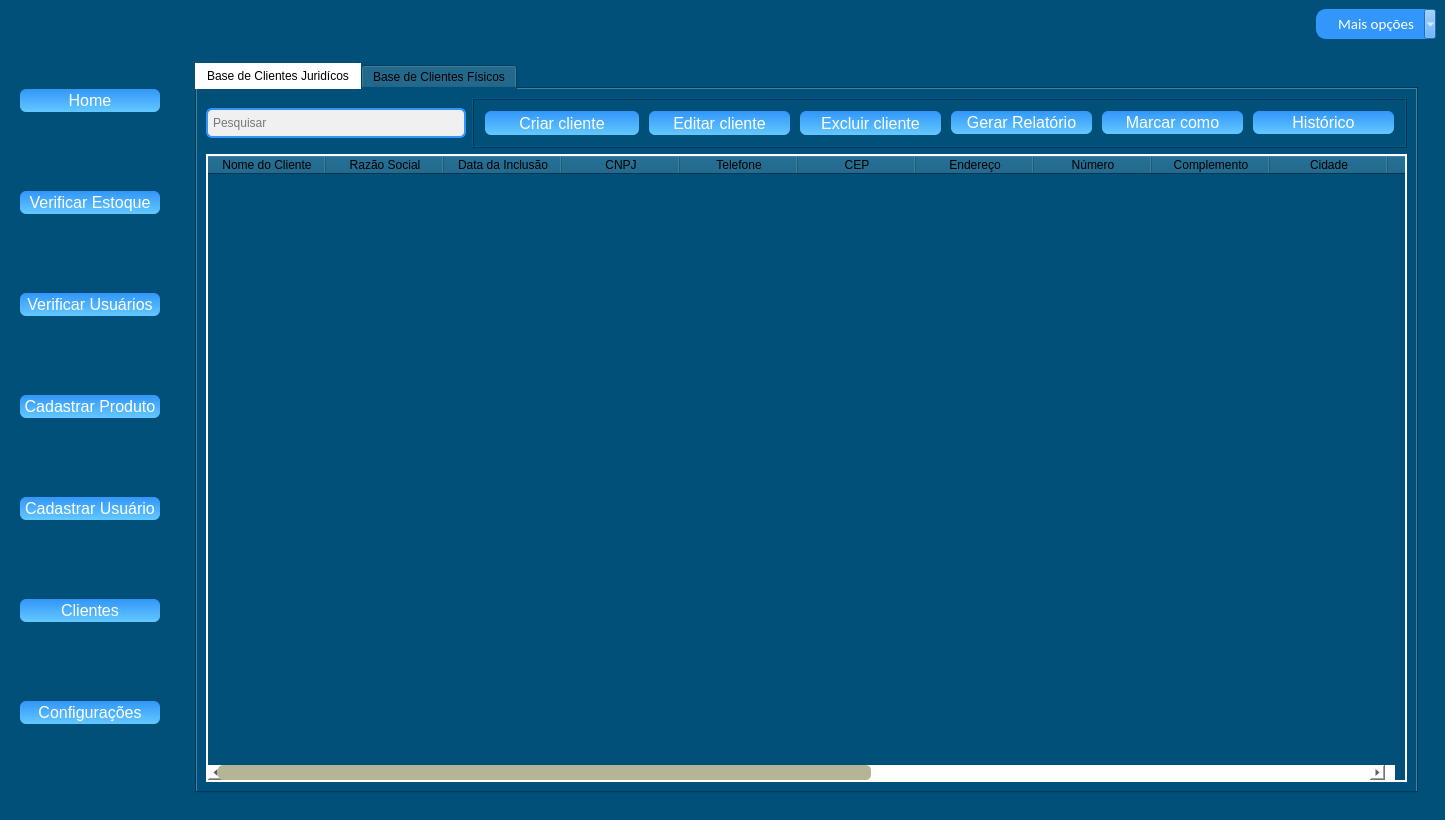
Qt form novamaine.ui (KevenLucas025/ProjetoERP) before a commit.
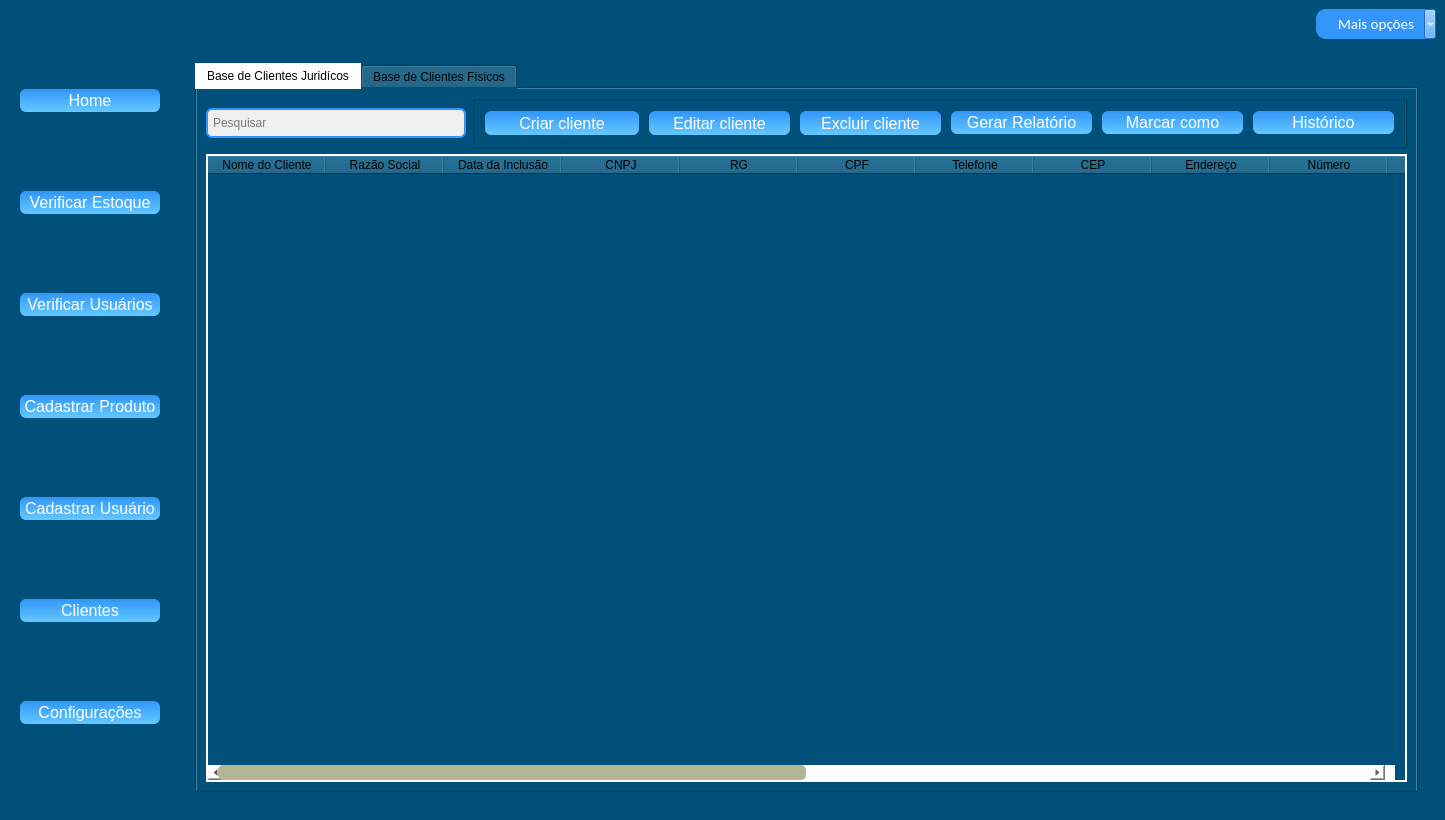
The same form after that commit. The open tabs and pages were chosen to show the change. Icons and pictures are not drawn.

What changed in the file:
```diff
--- a/novamaine.ui
+++ b/novamaine.ui
@@ -6387,6 +6387,16 @@
                    <string>CNPJ</string>
                   </property>
                  </column>
+                 <column>
+                  <property name="text">
+                   <string>RG</string>
+                  </property>
+                 </column>
+                 <column>
+                  <property name="text">
+                   <string>CPF</string>
+                  </property>
+                 </column>
                  <column>
                   <property name="text">
                    <string>Telefone</string>
```
Left out of the diff: 11 changed lines with no effect on the pictures.
